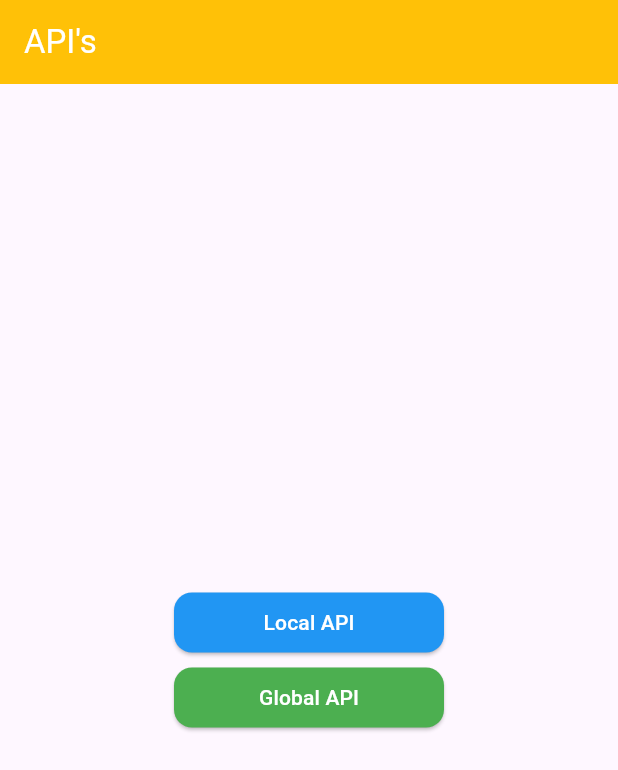
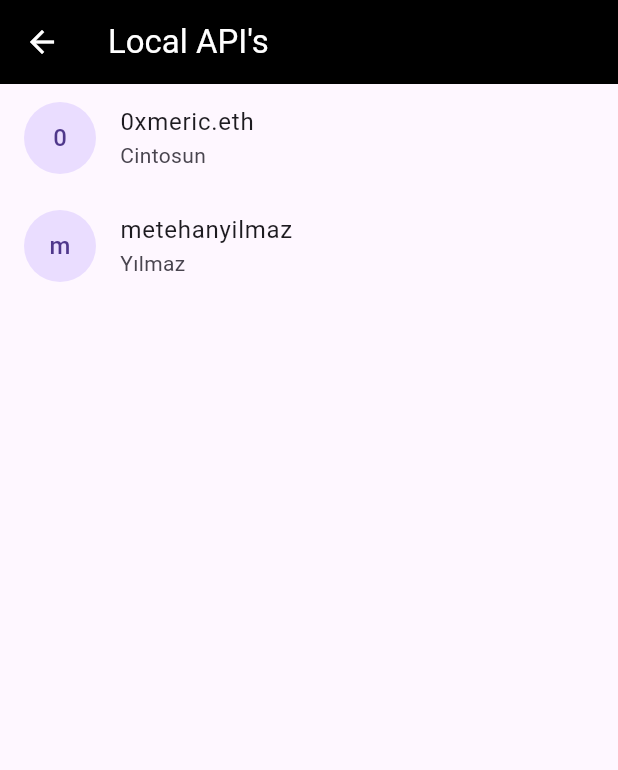
Before and after one commit to mericcintosun/16july-flutter, a Flutter app: the screen it shows after launch, after a tap on "Local API", on a phone screen of 412 x 824 dp. Shown: the top 770 px of the screen. Run offline on Flutter 3.47's test engine with Material 3 defaults, Android fonts, the phone set to English and light mode, and no system bars; our stand-ins replace dio; network calls fail.

Commit message:
local-global-apis-added

```diff
--- /dev/null
+++ b/data/users.json
@@ -0,0 +1,26 @@
+[
+    {
+        "id" : 1 ,
+        "username": "0xmeric.eth" ,
+        "first_name" : "Meriç" ,
+        "last_name" : "Cintosun" ,
+        "phone" : 5309547890 ,
+        "email_address" : "contact@mericcintosun.com" ,
+        "skills" : [
+            "js" , "tailwindcss" , "mongoDB" , "typescript" , "node.js" , "express.js"
+        ],
+        "experience" : true
+    } ,
+    {
+        "id" : 1 ,
+        "username": "metehanyilmaz" ,
+        "first_name" : "Metehan" ,
+        "last_name" : "Yılmaz" ,
+        "phone" : 5313450123 ,
+        "email_address" : "contact@metehanyilmaz.com" ,
+        "skills" : [
+            "php" , "flutter" , "mongoDB" , "dart" , "asp.net" , "c++"
+        ],
+        "experience" : true
+    }
+]
--- a/lib/main.dart
+++ b/lib/main.dart
@@ -1,3 +1,5 @@
+import 'package:apis/widgets/global_api.dart';
+import 'package:apis/widgets/local_api.dart';
 import 'package:flutter/material.dart';
 
 void main() {
@@ -18,9 +20,11 @@ class MyProject extends StatelessWidget {
 
   @override
   Widget build(BuildContext context) {
+    double deviceHeight = MediaQuery.of(context).size.height;
+    double deviceWidth = MediaQuery.of(context).size.width;
     return Scaffold(
       appBar: AppBar(
-        backgroundColor: Colors.amber,
+        backgroundColor: Color(0xff11585C),
         foregroundColor: Colors.white,
         title: Text("API's"),
       ),
@@ -29,33 +33,41 @@ class MyProject extends StatelessWidget {
           mainAxisAlignment: MainAxisAlignment.center,
           children: [
             SizedBox(
-              height: 40,
-              width: 180,
+              height: deviceHeight * 0.05,
+              width: deviceWidth * 0.45,
               child: ElevatedButton(
                 style: ElevatedButton.styleFrom(
-                  backgroundColor: Colors.blue,
+                  backgroundColor: Colors.black,
                   foregroundColor: Colors.white,
                   shape: RoundedRectangleBorder(
                     borderRadius: BorderRadius.circular(12),
                   ),
                 ),
-                onPressed: () {},
+                onPressed: () {
+                  Navigator.of(
+                    context,
+                  ).push(MaterialPageRoute(builder: (context) => LocalApi()));
+                },
                 child: Text("Local API"),
               ),
             ),
             const SizedBox(height: 10),
             SizedBox(
-              height: 40,
-              width: 180,
+              height: deviceHeight * 0.05,
+              width: deviceWidth * 0.45,
               child: ElevatedButton(
                 style: ElevatedButton.styleFrom(
-                  backgroundColor: Colors.green,
+                  backgroundColor: Color(0xff11585C),
                   foregroundColor: Colors.white,
                   shape: RoundedRectangleBorder(
                     borderRadius: BorderRadius.circular(12),
                   ),
                 ),
-                onPressed: () {},
+                onPressed: () {
+                  Navigator.of(
+                    context,
+                  ).push(MaterialPageRoute(builder: (context) => GlobalApi()));
+                },
                 child: Text("Global API"),
               ),
             ),
--- /dev/null
+++ b/lib/models/global_user.dart
@@ -0,0 +1,117 @@
+
+
+import 'dart:convert';
+
+List<User> userFromJson(String str) =>
+    List<User>.from(json.decode(str).map((x) => User.fromJson(x)));
+
+String userToJson(List<User> data) =>
+    json.encode(List<dynamic>.from(data.map((x) => x.toJson())));
+
+class User {
+  final int id;
+  final String name;
+  final String username;
+  final String email;
+  final Address address;
+  final String phone;
+  final String website;
+  final Company company;
+
+  User({
+    required this.id,
+    required this.name,
+    required this.username,
+    required this.email,
+    required this.address,
+    required this.phone,
+    required this.website,
+    required this.company,
+  });
+
+  factory User.fromJson(Map<String, dynamic> json) => User(
+    id: json["id"],
+    name: json["name"],
+    username: json["username"],
+    email: json["email"],
+    address: Address.fromJson(json["address"]),
+    phone: json["phone"],
+    website: json["website"],
+    company: Company.fromJson(json["company"]),
+  );
+
+  Map<String, dynamic> toJson() => {
+    "id": id,
+    "name": name,
+    "username": username,
+    "email": email,
+    "address": address.toJson(),
+    "phone": phone,
+    "website": website,
+    "company": company.toJson(),
+  };
+}
+
+class Address {
+  final String street;
+  final String suite;
+  final String city;
+  final String zipcode;
+  final Geo geo;
+
+  Address({
+    required this.street,
+    required this.suite,
+    required this.city,
+    required this.zipcode,
+    required this.geo,
+  });
+
+  factory Address.fromJson(Map<String, dynamic> json) => Address(
+    street: json["street"],
+    suite: json["suite"],
+    city: json["city"],
+    zipcode: json["zipcode"],
+    geo: Geo.fromJson(json["geo"]),
+  );
+
+  Map<String, dynamic> toJson() => {
+    "street": street,
+    "suite": suite,
+    "city": city,
+    "zipcode": zipcode,
+    "geo": geo.toJson(),
+  };
+}
+
+class Geo {
+  final String lat;
+  final String lng;
+
+  Geo({required this.lat, required this.lng});
+
+  factory Geo.fromJson(Map<String, dynamic> json) =>
+      Geo(lat: json["lat"], lng: json["lng"]);
+
+  Map<String, dynamic> toJson() => {"lat": lat, "lng": lng};
+}
+
+class Company {
+  final String name;
+  final String catchPhrase;
+  final String bs;
+
+  Company({required this.name, required this.catchPhrase, required this.bs});
+
+  factory Company.fromJson(Map<String, dynamic> json) => Company(
+    name: json["name"],
+    catchPhrase: json["catchPhrase"],
+    bs: json["bs"],
+  );
+
+  Map<String, dynamic> toJson() => {
+    "name": name,
+    "catchPhrase": catchPhrase,
+    "bs": bs,
+  };
+}
--- /dev/null
+++ b/lib/models/user.dart
@@ -0,0 +1,49 @@
+import 'dart:convert';
+
+User userFromJson(String str) => User.fromJson(json.decode(str));
+
+String userToJson(User data) => json.encode(data.toJson());
+
+class User {
+  final int id;
+  final String username;
+  final String firstName;
+  final String lastName;
+  final int phone;
+  final String emailAddress;
+  final List<String> skills;
+  final bool experience;
+
+  User({
+    required this.id,
+    required this.username,
+    required this.firstName,
+    required this.lastName,
+    required this.phone,
+    required this.emailAddress,
+    required this.skills,
+    required this.experience,
+  });
+
+  factory User.fromJson(Map<String, dynamic> json) => User(
+    id: json["id"],
+    username: json["username"],
+    firstName: json["first_name"],
+    lastName: json["last_name"],
+    phone: json["phone"],
+    emailAddress: json["email_address"],
+    skills: List<String>.from(json["skills"].map((x) => x)),
+    experience: json["experience"],
+  );
+
+  Map<String, dynamic> toJson() => {
+    "id": id,
+    "username": username,
+    "first_name": firstName,
+    "last_name": lastName,
+    "phone": phone,
+    "email_address": emailAddress,
+    "skills": List<dynamic>.from(skills.map((x) => x)),
+    "experience": experience,
+  };
+}
--- /dev/null
+++ b/lib/widgets/local_api.dart
@@ -0,0 +1,74 @@
+import 'dart:convert';
+import 'package:apis/models/user.dart';
+import 'package:flutter/material.dart';
+
+class LocalApi extends StatefulWidget {
+  const LocalApi({super.key});
+
+  @override
+  State<LocalApi> createState() => _LocalApiState();
+}
+
+class _LocalApiState extends State<LocalApi> {
+  late Future<List<User>> userFuture;
+
+  @override
+  void initState() {
+    super.initState();
+    userFuture = jsonRead();
+  }
+
+  Future<List<User>> jsonRead() async {
+    try {
+      String readString =
+          await DefaultAssetBundle.of(context).loadString("data/users.json");
+
+      var jsonObject = jsonDecode(readString);
+      List<User> allUsers = (jsonObject as List)
+          .map((userMap) => User.fromJson(userMap))
+          .toList();
+      return allUsers;
+    } catch (e) {
+      throw Exception("Veri okunamadı: $e");
+    }
+  }
+
+  @override
+  Widget build(BuildContext context) {
+    return Scaffold(
+      appBar: AppBar(
+        title: const Text("Local API's"),
+        backgroundColor: Colors.black,
+        foregroundColor: Colors.white,
+      ),
+      body: Center(
+        child: FutureBuilder<List<User>>(
+          future: userFuture,
+          builder: (context, snapshot) {
+            if (snapshot.hasData) {
+              List<User> userList = snapshot.data!;
+              return ListView.builder(
+                itemCount: userList.length,
+                itemBuilder: (context, index) {
+                  User user = userList[index];
+                  return ListTile(
+                    leading: CircleAvatar(
+                      radius: 24,
+                      child: Text(user.username[0]),
+                    ),
+                    title: Text(user.username),
+                    subtitle: Text(user.lastName),
+                  );
+                },
+              );
+            } else if (snapshot.hasError) {
+              return Text("Hata: ${snapshot.error}");
+            } else {
+              return const CircularProgressIndicator();
+            }
+          },
+        ),
+      ),
+    );
+  }
+}
```
Also changed, not shown: lib/widgets/global_api.dart (added, +73 -0 lines), pubspec.yaml (+4 -5 lines), pubspec.lock, 1 other file.
